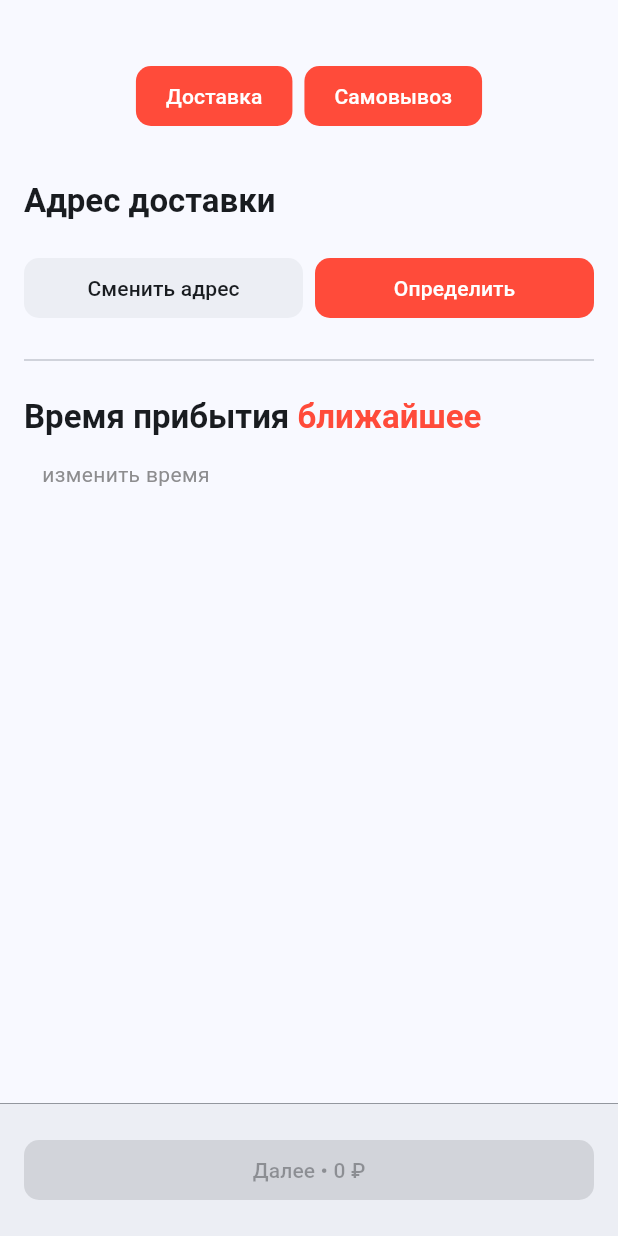
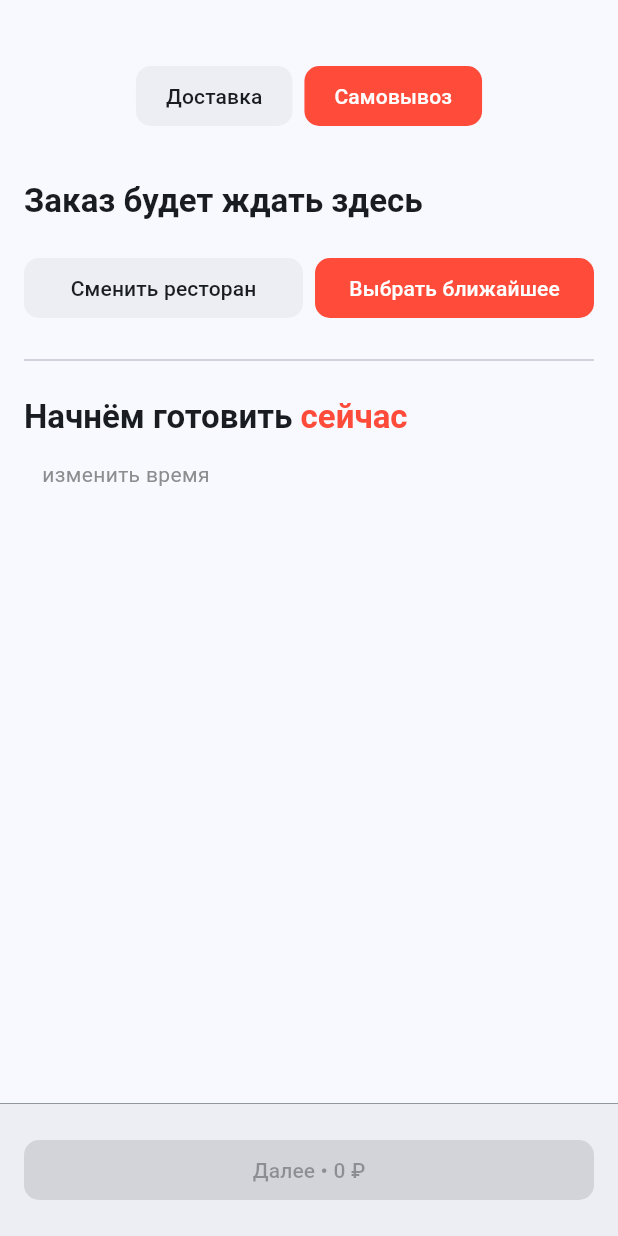
Before and after one commit to toastmanager/peak_it_2024_app, a Flutter app: the OrderDetailsScreen widget shown alone on an empty page, opened directly, after a tap on "Самовывоз", on a phone screen of 412 x 824 dp. Run offline on Flutter 3.47's test engine with Material 3 defaults, Android fonts, the light colour scheme and no system bars; our stand-ins replace auto_route, bloc, cached_network_image, dio, equatable, flutter_bloc and 11 more; missing offline and left inert: widgetbook, widgetbook_annotation; accounts and stored records are empty; generated files the repository leaves out were written again; network calls fail; Roboto replaces fonts that are missing (SFProRounded).

Commit message:
feat(food): DeliveryType for order details screen

```diff
--- a/lib/features/food/presentation/pages/cart_page.dart
+++ b/lib/features/food/presentation/pages/cart_page.dart
@@ -75,7 +75,12 @@ class _CartPageState extends State<CartPage> {
                               setState(() => tabIndex = 1);
                             },
                           ),
-                          const OrderDetailsScreen(),
+                          OrderDetailsScreen(
+                            onPressed: () {
+                              tabController.animateTo(2);
+                              setState(() => tabIndex = 2);
+                            },
+                          ),
                           const Placeholder(),
                         ]),
                   ),
--- a/lib/features/food/presentation/widgets/cart_page/order_details.dart
+++ b/lib/features/food/presentation/widgets/cart_page/order_details.dart
@@ -3,10 +3,29 @@ import 'package:flutter_bloc/flutter_bloc.dart';
 import 'package:peak_it_2024_app/features/food/domain/blocs/cart/cart_bloc.dart';
 import 'package:peak_it_2024_app/features/food/domain/utils/food_utils.dart';
 
-class OrderDetailsScreen extends StatelessWidget {
+enum DeliveryType { delivery, pickup }
+
+class OrderDetailsScreen extends StatefulWidget {
   const OrderDetailsScreen({super.key, this.onPressed});
 
   final void Function()? onPressed;
+
+  @override
+  State<OrderDetailsScreen> createState() => _OrderDetailsScreenState();
+}
+
+class _OrderDetailsScreenState extends State<OrderDetailsScreen> {
+  late DeliveryType deliveryType = DeliveryType.delivery;
+
+  ButtonStyle buttonStyleByDeliveryType(
+      {required DeliveryType type, required ColorScheme colors}) {
+    return ButtonStyle(
+      backgroundColor: WidgetStatePropertyAll(
+          deliveryType == type ? colors.primary : colors.surfaceContainer),
+      foregroundColor: WidgetStatePropertyAll(
+          deliveryType == type ? colors.onPrimary : colors.onSurface),
+    );
+  }
 
   @override
   Widget build(BuildContext context) {
@@ -26,17 +45,29 @@ class OrderDetailsScreen extends StatelessWidget {
               Row(
                 mainAxisAlignment: MainAxisAlignment.center,
                 children: [
-                  FilledButton(onPressed: () {}, child: const Text('Доставка')),
+                  FilledButton(
+                    onPressed: () =>
+                        setState(() => deliveryType = DeliveryType.delivery),
+                    style: buttonStyleByDeliveryType(
+                        type: DeliveryType.delivery, colors: colors),
+                    child: const Text('Доставка'),
+                  ),
                   const SizedBox(width: 8),
                   FilledButton(
-                      onPressed: () {}, child: const Text('Самовывоз')),
+                      onPressed: () =>
+                          setState(() => deliveryType = DeliveryType.pickup),
+                      style: buttonStyleByDeliveryType(
+                          type: DeliveryType.pickup, colors: colors),
+                      child: const Text('Самовывоз')),
                 ],
               ),
               const SizedBox(
                 height: 32,
               ),
               Text(
-                'Адрес доставки',
+                deliveryType == DeliveryType.delivery
+                    ? 'Адрес доставки'
+                    : 'Заказ будет ждать здесь',
                 style:
                     textTheme.titleLarge?.copyWith(fontWeight: FontWeight.bold),
               ),
@@ -53,15 +84,21 @@ class OrderDetailsScreen extends StatelessWidget {
                               backgroundColor: WidgetStatePropertyAll(
                                   colors.surfaceContainer)),
                           onPressed: () {},
-                          child: const Text('Сменить адрес'))),
+                          child: Text(
+                            deliveryType == DeliveryType.delivery
+                                ? 'Сменить адрес'
+                                : 'Сменить ресторан',
+                          ))),
                   const SizedBox(
                     width: 8,
                   ),
                   Expanded(
                       child: FilledButton(
                           onPressed: () {},
-                          child: const Text(
-                            'Определить',
+                          child: Text(
+                            deliveryType == DeliveryType.delivery
+                                ? 'Определить'
+                                : 'Выбрать ближайшее',
                           )))
                 ],
               ),
@@ -73,9 +110,16 @@ class OrderDetailsScreen extends StatelessWidget {
                     style: textTheme.titleLarge?.copyWith(
                         color: colors.onSurface, fontWeight: FontWeight.bold),
                     children: [
-                      const TextSpan(text: 'Время прибытия '),
                       TextSpan(
-                          text: 'ближайшее',
+                        text: deliveryType == DeliveryType.delivery
+                            ? 'Время прибытия'
+                            : 'Начнём готовить',
+                      ),
+                      const TextSpan(text: ' '),
+                      TextSpan(
+                          text: deliveryType == DeliveryType.delivery
+                              ? 'ближайшее'
+                              : 'сейчас',
                           style: textTheme.titleLarge?.copyWith(
                               color: colors.primary,
                               fontWeight: FontWeight.bold)),
@@ -103,7 +147,7 @@ class OrderDetailsScreen extends StatelessWidget {
             builder: (context, state) {
               if (state is CartUpdated) {
                 return FilledButton(
-                    onPressed: onPressed,
+                    onPressed: widget.onPressed,
                     child: Text(
                         'Далее • ${state.totalPrice} ${FoodUtils.getCurrency()}'));
               }
```
